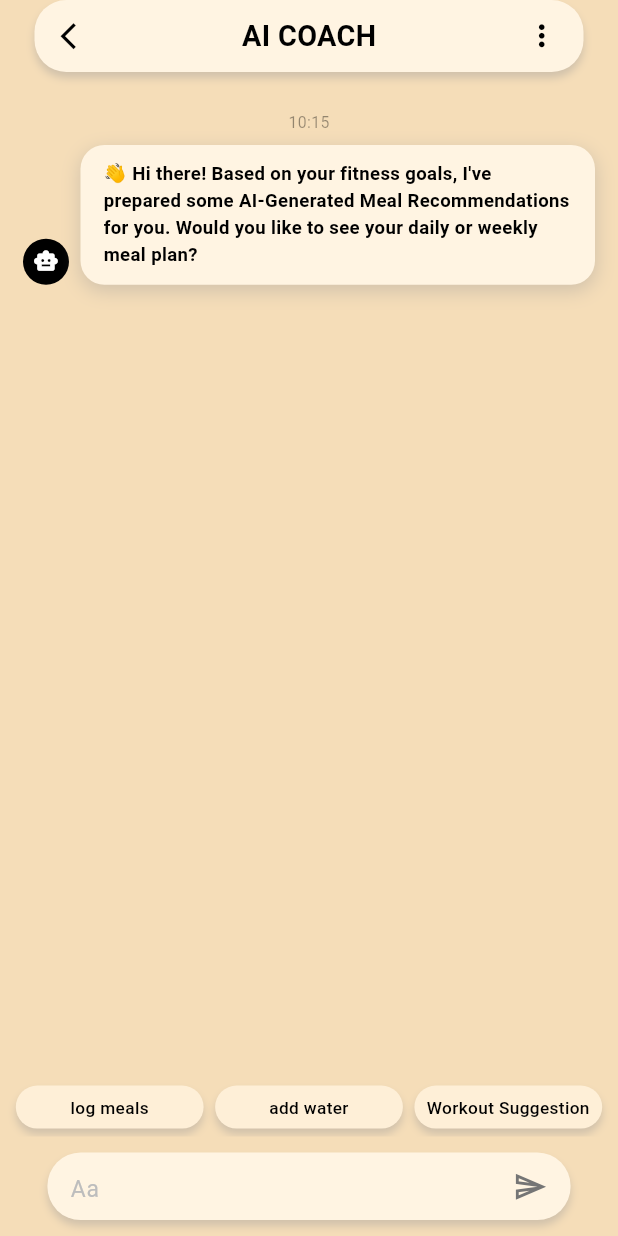
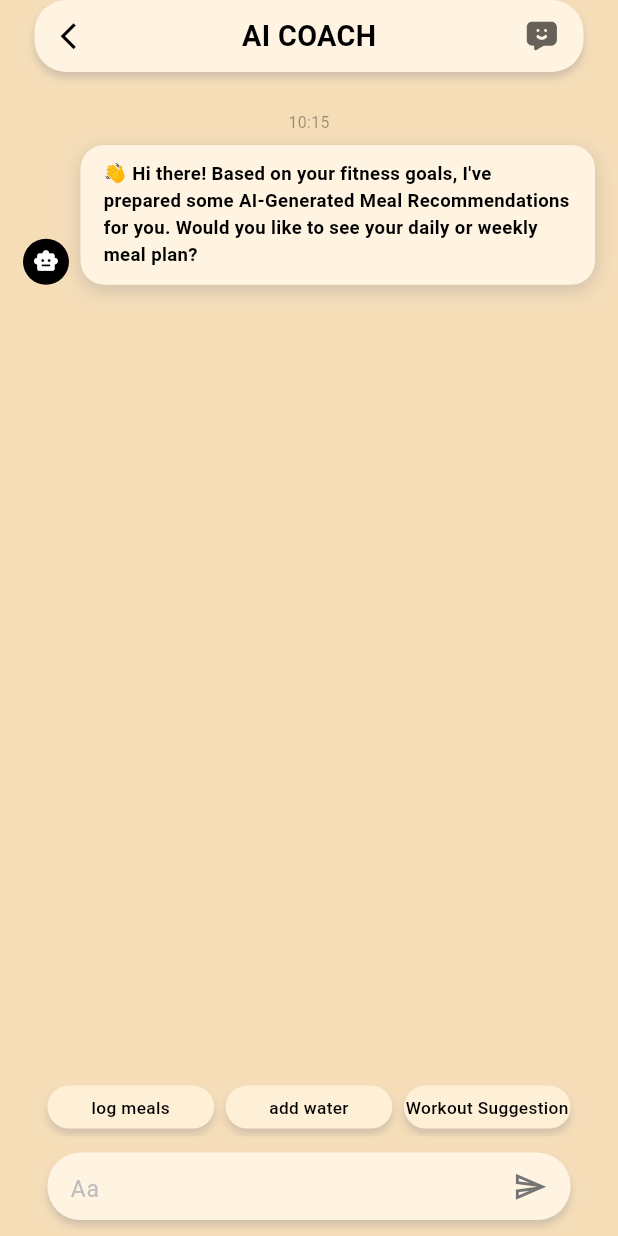
Before and after one commit to BayajitIslam/so-ni_ai, a Flutter app: the screen it shows after launch, item 4 of the bottom bar chosen, on a phone screen of 412 x 824 dp. Run offline on Flutter 3.47's test engine with Material 3 defaults, Android fonts, the phone set to English and light mode, and no system bars; our stand-ins replace camera, flutter_screenutil, flutter_svg, get, google_fonts, image_picker and 2 more; project files that could hold a hidden picture were left out.

Commit message:
Fix Chatbot Screen Design

```diff
--- a/lib/features/home/screens/chatbot_screen.dart
+++ b/lib/features/home/screens/chatbot_screen.dart
@@ -1,6 +1,7 @@
 // Main Screen Widget
 import 'package:flutter/material.dart';
 import 'package:flutter_screenutil/flutter_screenutil.dart';
+import 'package:flutter_svg/flutter_svg.dart';
 import 'package:get/get.dart';
 import 'package:google_fonts/google_fonts.dart';
 import 'package:template/core/constants/app_colors.dart';
@@ -61,10 +62,10 @@ class ChatbotScreen extends StatelessWidget {
 
                   //  action Button
                   IconButton(
-                    icon: Icon(
-                      Icons.more_vert,
-                      color: Colors.black,
-                      size: 24.sp,
+                    icon: SvgPicture.asset(
+                      "assets/icons/messageBot.svg",
+                      height: 22.h,
+                      width: 22.w,
                     ),
                     onPressed: () {
                       Get.bottomSheet(
@@ -178,7 +179,7 @@ class ChatbotScreen extends StatelessWidget {
 
             // Quick Action Buttons
             Container(
-              padding: EdgeInsets.symmetric(horizontal: 11.w, vertical: 6.h),
+              padding: EdgeInsets.symmetric(horizontal: 33.w, vertical: 6.h),
               child: Row(
                 children: [
                   _buildQuickButton('log meals', controller),
```
Also changed, not shown: assets/icons/messageBot.svg (added).
